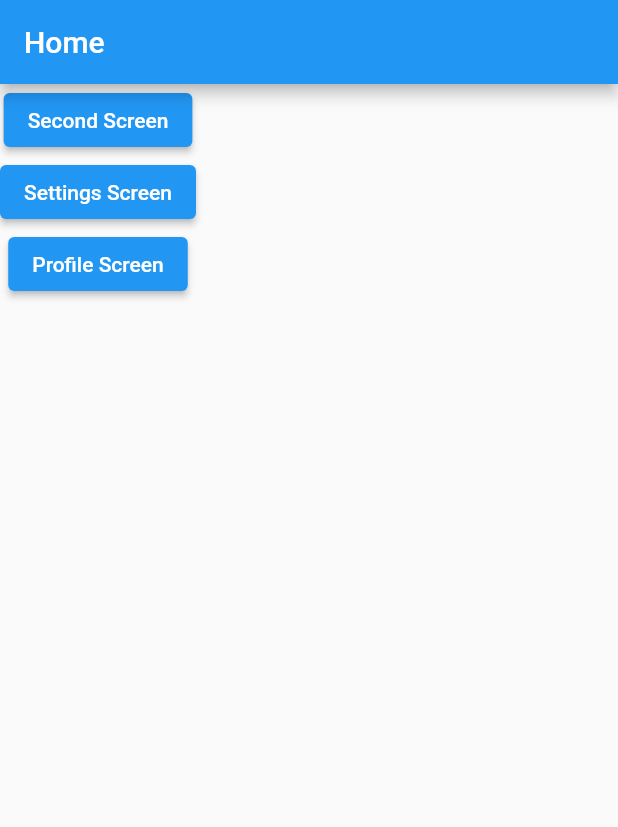
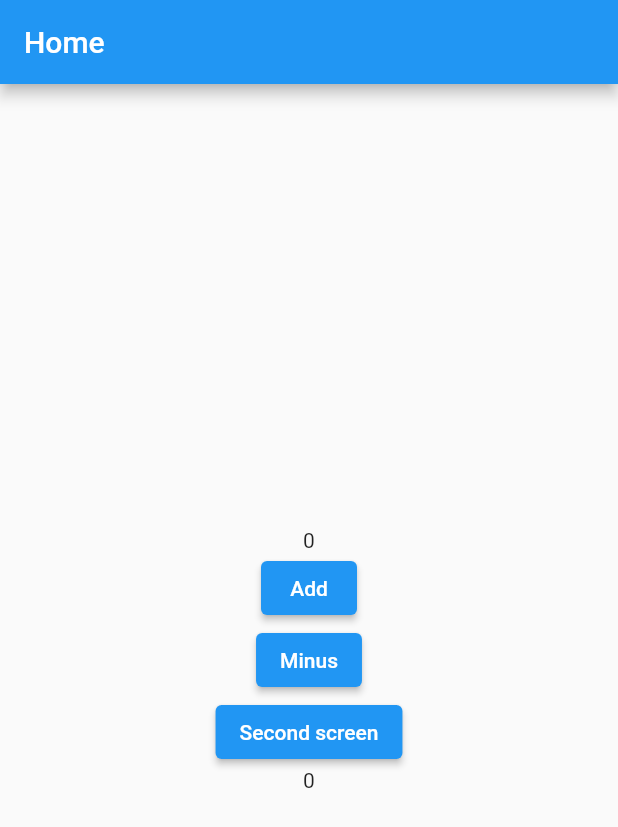
Before and after one commit to RafatMeraz/ostad_flutter_batch_two, a Flutter app: the screen it shows after launch, on a phone screen of 412 x 824 dp. Shown: the top 827 px of the screen. Run offline on Flutter 3.47's test engine with Material 2 defaults, Android fonts, the phone set to English and light mode, and no system bars; our stand-ins replace get.

Commit message:
getx state management with controller has been added

```diff
--- /dev/null
+++ b/lib/counter_controller.dart
@@ -0,0 +1,15 @@
+import 'package:get/get.dart';
+
+class CounterController extends GetxController {
+  var count = 0;
+
+  void addCount() {
+    count++;
+    update();
+  }
+
+  void minusCount() {
+    count--;
+    update();
+  }
+}
--- a/lib/main.dart
+++ b/lib/main.dart
@@ -1,9 +1,19 @@
 import 'package:flutter/material.dart';
 import 'package:get/get.dart';
+import 'package:ostad_flutter_batch_two/counter_controller.dart';
+import 'package:ostad_flutter_batch_two/welcome_message_controller.dart';
 
 void main() {
   runApp(const MyApp());
 }
+
+// class StoreBinding implements Bindings {
+//   @override
+//   void dependencies() {
+//     Get.lazyPut<CounterController>(() => CounterController());
+//     Get.lazyPut<WelcomeMessageController>(() => WelcomeMessageController());
+//   }
+// }
 
 class MyApp extends StatelessWidget {
   const MyApp({super.key});
@@ -16,9 +26,10 @@ class MyApp extends StatelessWidget {
       theme: ThemeData(
         primarySwatch: Colors.blue,
       ),
-      home: const HomeScreen(),
+      home: HomeScreen(),
+      // initialBinding: StoreBinding(),
       getPages: [
-        GetPage(name: '/', page: () => const HomeScreen()),
+        GetPage(name: '/', page: () => HomeScreen()),
         GetPage(name: '/settings', page: () => const SettingsScreen()),
         GetPage(name: '/profile', page: () => const ProfileScreen()),
       ],
@@ -27,7 +38,9 @@ class MyApp extends StatelessWidget {
 }
 
 class HomeScreen extends StatelessWidget {
-  const HomeScreen({Key? key}) : super(key: key);
+  HomeScreen({Key? key}) : super(key: key);
+
+  final CounterController counterController = Get.put(CounterController());
 
   @override
   Widget build(BuildContext context) {
@@ -35,31 +48,47 @@ class HomeScreen extends StatelessWidget {
       appBar: AppBar(
         title: const Text('Home'),
       ),
-      body: Column(
-        children: [
-          ElevatedButton(
+      body: Center(
+        child: Column(
+          mainAxisAlignment: MainAxisAlignment.center,
+          children: [
+            GetBuilder<CounterController>(builder: (counterController) {
+              return Text(counterController.count.toString());
+            }),
+            ElevatedButton(
               onPressed: () {
-                Get.to(const SecondScreen());
+                counterController.addCount();
               },
-              child: const Text('Second Screen')),
-          ElevatedButton(
+              child: const Text('Add'),
+            ),
+            ElevatedButton(
               onPressed: () {
-                Get.toNamed('/settings');
+                counterController.minusCount();
               },
-              child: const Text('Settings Screen')),
-          ElevatedButton(
+              child: const Text('Minus'),
+            ),
+            ElevatedButton(
               onPressed: () {
-                Get.toNamed('/profile');
+                Get.to(SecondScreen());
               },
-              child: const Text('Profile Screen')),
-        ],
+              child: const Text('Second screen'),
+            ),
+            GetBuilder<CounterController>(builder: (counterController) {
+              return Text(counterController.count.toString());
+            }),
+          ],
+        ),
       ),
     );
   }
 }
 
 class SecondScreen extends StatelessWidget {
-  const SecondScreen({Key? key}) : super(key: key);
+  SecondScreen({Key? key}) : super(key: key);
+
+  final CounterController counterController = Get.find<CounterController>();
+  final WelcomeMessageController welcomeMessageController =
+      Get.put(WelcomeMessageController());
 
   @override
   Widget build(BuildContext context) {
@@ -69,6 +98,30 @@ class SecondScreen extends StatelessWidget {
       ),
       body: Column(
         children: [
+          GetBuilder<CounterController>(builder: (counterController) {
+            return Text(counterController.count.toString());
+          }),
+          GetBuilder<WelcomeMessageController>(builder: (messageController) {
+            return Text(messageController.message);
+          }),
+          ElevatedButton(
+            onPressed: () {
+              welcomeMessageController
+                  .changeMessage('Addition operation executed');
+              counterController.addCount();
+            },
+            child: const Text('Add'),
+          ),
+          ElevatedButton(
+            onPressed: () {
+              welcomeMessageController.changeMessage('Subs operation executed');
+              counterController.minusCount();
+            },
+            child: const Text('Minus'),
+          ),
+          GetBuilder<CounterController>(builder: (counterController) {
+            return Text(counterController.count.toString());
+          }),
           ElevatedButton(
               onPressed: () {
                 Get.back();
@@ -81,10 +134,8 @@ class SecondScreen extends StatelessWidget {
               child: const Text('Third screen')),
           ElevatedButton(
               onPressed: () {
-                Get.offAll(
-                    const ThirdScreen(),
-                    arguments: {"Rabbil" : 123},
-                    predicate: (route) => false);
+                Get.offAll(const ThirdScreen(),
+                    arguments: {"Rabbil": 123}, predicate: (route) => false);
               },
               child: const Text('Third screen with empty stack'))
         ],
--- a/pubspec.yaml
+++ b/pubspec.yaml
@@ -36,7 +36,7 @@ dependencies:
   # The following adds the Cupertino Icons font to your application.
   # Use with the CupertinoIcons class for iOS style icons.
   cupertino_icons: ^1.0.2
-  get: ^4.6.5
+  get: ^4.6.1
 
 dev_dependencies:
   flutter_test:
```
Also changed, not shown: lib/welcome_message_controller.dart (added, +10 -0 lines).
